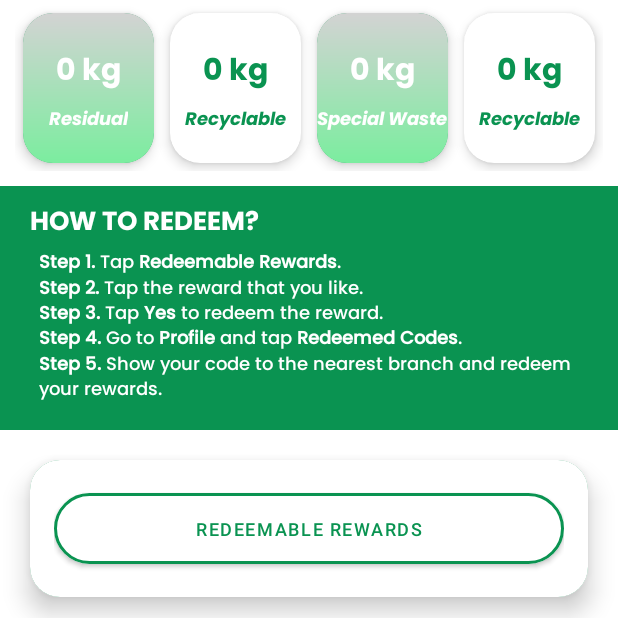
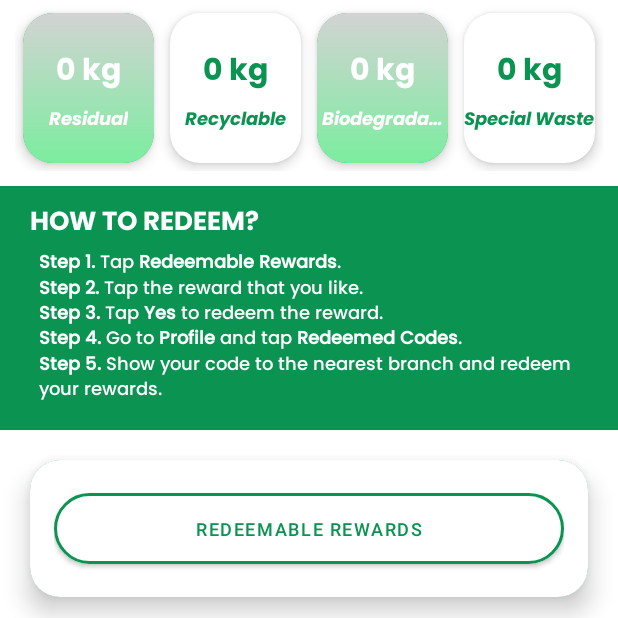
Before and after one commit to jasonllanes/OroKalimpyo_G, an Android app: the fragment points placed in its activity, on a phone screen of 412 x 824 dp, the part 353-971 px from its top. Run offline under Robolectric (Android 15) with nearby library versions, the light colour scheme and no system bars; our stand-ins replace Firebase (no records; nobody signed in at launch, a user with empty details on screens opened directly); pictures from the network do not load; 9 statements that could not run were skipped.

Commit message:
[FINAL UPDATES]

```diff
--- a/app/src/main/java/sldevs/cdo/orokalimpyo/redeem/points.java
+++ b/app/src/main/java/sldevs/cdo/orokalimpyo/redeem/points.java
@@ -108,7 +108,7 @@ public class points extends Fragment {
         });
 
         fc.retrievePoints(getActivity(), getContext(), mAuth.getUid(), tvPoints);
-        fc.retrieveTotalContribution(getActivity(), getContext(), mAuth.getUid(), tvRecyclable, tvBiodegradable, tvResidual, tvSpecialWaste);
+        fc.retrieveTotalContribution(getActivity(), getContext(), mAuth.getUid(), tvResidual, tvRecyclable, tvBiodegradable, tvSpecialWaste);
 
 
 //        fc.retrievePoints(getActivity(),getContext(), mAuth.getUid(), tvPoints);
--- a/app/src/main/res/layout/fragment_points.xml
+++ b/app/src/main/res/layout/fragment_points.xml
@@ -144,20 +144,20 @@
                     android:id="@+id/llContributions"
                     android:layout_width="match_parent"
                     android:layout_height="wrap_content"
-                    android:orientation="horizontal"
-                    android:padding="10dp">
+                    android:padding="10dp"
+                    android:orientation="horizontal">
 
 
                     <androidx.cardview.widget.CardView
                         android:layout_width="0dp"
                         android:layout_height="100dp"
                         android:layout_margin="5dp"
+                        android:orientation="vertical"
+                        android:layout_weight="1"
+                        app:cardCornerRadius="20dp"
+                        card_view:cardElevation="5dp"
                         android:layout_marginRight="10dp"
-                        android:layout_weight="1"
-                        android:backgroundTint="@color/green"
-                        android:orientation="vertical"
-                        app:cardCornerRadius="20dp"
-                        card_view:cardElevation="5dp">
+                        android:backgroundTint="@color/green">
 
                         <FrameLayout
                             android:layout_width="match_parent"
@@ -180,22 +180,24 @@
                                 android:id="@+id/tvResidual"
                                 android:layout_width="wrap_content"
                                 android:layout_height="wrap_content"
+                                android:layout_marginTop="4dp"
+                                android:text="0 kg"
+                                android:maxLines="1"
+                                android:ellipsize="end"
                                 android:layout_gravity="center"
-                                android:layout_marginTop="4dp"
+                                android:textSize="20sp"
                                 android:fontFamily="@font/pbold"
-                                android:text="0 kg"
-                                android:textColor="@color/white"
-                                android:textSize="20sp" />
+                                android:textColor="@color/white" />
 
                             <TextView
                                 android:layout_width="wrap_content"
                                 android:layout_height="wrap_content"
+                                android:layout_marginTop="4dp"
+                                android:text="Residual"
                                 android:layout_gravity="center"
-                                android:layout_marginTop="4dp"
+                                android:textSize="12sp"
                                 android:fontFamily="@font/pbolditalic"
-                                android:text="Residual"
-                                android:textColor="@color/white"
-                                android:textSize="12sp" />
+                                android:textColor="@color/white" />
 
                         </LinearLayout>
 
@@ -205,12 +207,12 @@
                         android:layout_width="0dp"
                         android:layout_height="100dp"
                         android:layout_margin="5dp"
+                        android:orientation="vertical"
+                        android:layout_weight="1"
+                        app:cardCornerRadius="20dp"
+                        card_view:cardElevation="5dp"
                         android:layout_marginRight="10dp"
-                        android:layout_weight="1"
-                        android:backgroundTint="@color/white"
-                        android:orientation="vertical"
-                        app:cardCornerRadius="20dp"
-                        card_view:cardElevation="5dp">
+                        android:backgroundTint="@color/white">
 
                         <LinearLayout
                             android:layout_width="match_parent"
@@ -222,22 +224,24 @@
                                 android:id="@+id/tvRecyclable"
                                 android:layout_width="wrap_content"
                                 android:layout_height="wrap_content"
+                                android:layout_marginTop="4dp"
+                                android:text="0 kg"
+                                android:maxLines="1"
+                                android:ellipsize="end"
                                 android:layout_gravity="center"
-                                android:layout_marginTop="4dp"
+                                android:textSize="20sp"
                                 android:fontFamily="@font/pbold"
-                                android:text="0 kg"
-                                android:textColor="@color/green"
-                                android:textSize="20sp" />
+                                android:textColor="@color/green" />
 
                             <TextView
                                 android:layout_width="wrap_content"
                                 android:layout_height="wrap_content"
+                                android:layout_marginTop="4dp"
+                                android:text="Recyclable"
                                 android:layout_gravity="center"
-                                android:layout_marginTop="4dp"
+                                android:textSize="12sp"
                                 android:fontFamily="@font/pbolditalic"
-                                android:text="Recyclable"
-                                android:textColor="@color/green"
-                                android:textSize="12sp" />
+                                android:textColor="@color/green" />
 
                         </LinearLayout>
 
@@ -247,12 +251,12 @@
                         android:layout_width="0dp"
                         android:layout_height="100dp"
                         android:layout_margin="5dp"
+                        android:orientation="vertical"
+                        android:layout_weight="1"
+                        app:cardCornerRadius="20dp"
+                        card_view:cardElevation="5dp"
                         android:layout_marginRight="10dp"
-                        android:layout_weight="1"
-                        android:backgroundTint="@color/green"
-                        android:orientation="vertical"
-                        app:cardCornerRadius="20dp"
-                        card_view:cardElevation="5dp">
+                        android:backgroundTint="@color/green">
 
                         <FrameLayout
                             android:layout_width="match_parent"
@@ -274,23 +278,27 @@
                                 android:id="@+id/tvSpecialWaste"
                                 android:layout_width="wrap_content"
                                 android:layout_height="wrap_content"
+                                android:layout_marginTop="4dp"
+                                android:text="0 kg"
+                                android:maxLines="1"
+                                android:ellipsize="end"
                                 android:layout_gravity="center"
-                                android:layout_marginTop="4dp"
+                                android:textSize="20sp"
                                 android:fontFamily="@font/pbold"
-                                android:text="0 kg"
-                                android:textColor="@color/white"
-                                android:textSize="20sp" />
+                                android:textColor="@color/white" />
 
                             <TextView
                                 android:layout_width="wrap_content"
                                 android:layout_height="wrap_content"
+                                android:layout_marginTop="4dp"
+                                android:text="Biodegradable"
+                                android:maxLines="1"
+                                android:ellipsize="end"
                                 android:layout_gravity="center"
-                                android:layout_marginTop="4dp"
+                                android:textAlignment="center"
+                                android:textSize="12sp"
                                 android:fontFamily="@font/pbolditalic"
-                                android:text="Special Waste"
-                                android:textAlignment="center"
-                                android:textColor="@color/white"
-                                android:textSize="12sp" />
+                                android:textColor="@color/white" />
 
                         </LinearLayout>
 
@@ -301,12 +309,12 @@
                         android:layout_width="0dp"
                         android:layout_height="100dp"
                         android:layout_margin="5dp"
+                        android:orientation="vertical"
+                        android:layout_weight="1"
+                        app:cardCornerRadius="20dp"
+                        card_view:cardElevation="5dp"
                         android:layout_marginRight="10dp"
-                        android:layout_weight="1"
-                        android:backgroundTint="@color/white"
-                        android:orientation="vertical"
-                        app:cardCornerRadius="20dp"
-                        card_view:cardElevation="5dp">
+                        android:backgroundTint="@color/white">
 
                         <LinearLayout
                             android:layout_width="match_parent"
@@ -318,22 +326,25 @@
                                 android:id="@+id/tvBiodegradable"
                                 android:layout_width="wrap_content"
                                 android:layout_height="wrap_content"
+                                android:layout_marginTop="4dp"
+                                android:text="0 kg"
+                                android:maxLines="1"
+                                android:ellipsize="end"
                                 android:layout_gravity="center"
-                                android:layout_marginTop="4dp"
+                                android:textSize="20sp"
                                 android:fontFamily="@font/pbold"
-                                android:text="0 kg"
-                                android:textColor="@color/green"
-                                android:textSize="20sp" />
+                                android:textColor="@color/green" />
 
                             <TextView
                                 android:layout_width="wrap_content"
                                 android:layout_height="wrap_content"
+                                android:layout_marginTop="4dp"
+                                android:text="Special Waste"
                                 android:layout_gravity="center"
-                                android:layout_marginTop="4dp"
+                                android:textAlignment="center"
+                                android:textSize="12sp"
                                 android:fontFamily="@font/pbolditalic"
-                                android:text="Recyclable"
-                                android:textColor="@color/green"
-                                android:textSize="12sp" />
+                                android:textColor="@color/green" />
 
                         </LinearLayout>
 
--- a/app/src/main/res/values/strings.xml
+++ b/app/src/main/res/values/strings.xml
@@ -8,11 +8,11 @@
     <string name="guide_1">Segregate</string>
     <string name="guide_2">Prepare</string>
     <string name="guide_3">Show QR Code</string>
-    <string name="guide_4">That would be all. Thank you for your cooperation!</string>
+    <string name="guide_4">That would be all and thank you for your future contribution!</string>
 
-    <string name="guide_desc_0">The only thing that you are going to do is just follow these 3 easy steps.</string>
+    <string name="guide_desc_0">The only thing that you need to do is just follow these 3 easy steps.</string>
     <string name="guide_desc_1">Waste segregation is an ideal way to diminish the impact of landfills on the environment as well as health issues that can result from improperly disposed of wastes and toxins.</string>
-    <string name="guide_desc_2">Gather your waste and place it in designated bins. This includes recyclable materials, non-recyclable materials, and yard waste.</string>
+    <string name="guide_desc_2">Gather your waste and place it in designated bins. This includes recyclable materials, biodegradable, residuals, and special waste.</string>
     <string name="guide_desc_3">Show your QR Code to the waste collector so that they would be able to credit your contribution.</string>
     <string name="guide_desc_4"><i>-CLENRO CDO</i></string>
 
```
Also changed, not shown: app/src/main/AndroidManifest.xml (+64 -33 lines), app/src/main/java/sldevs/cdo/orokalimpyo/data_fetch/ContributionDetails.java (+11 -1 lines), app/src/main/java/sldevs/cdo/orokalimpyo/data_fetch/Scanned_Contributions.java (+11 -1 lines), app/src/main/java/sldevs/cdo/orokalimpyo/profile/ContributionAdapter.java (+9 -0 lines), app/src/main/res/layout/fragment_home_frag.xml (+12 -0 lines), app/src/main/res/layout/item_layout.xml (+24 -8 lines).
